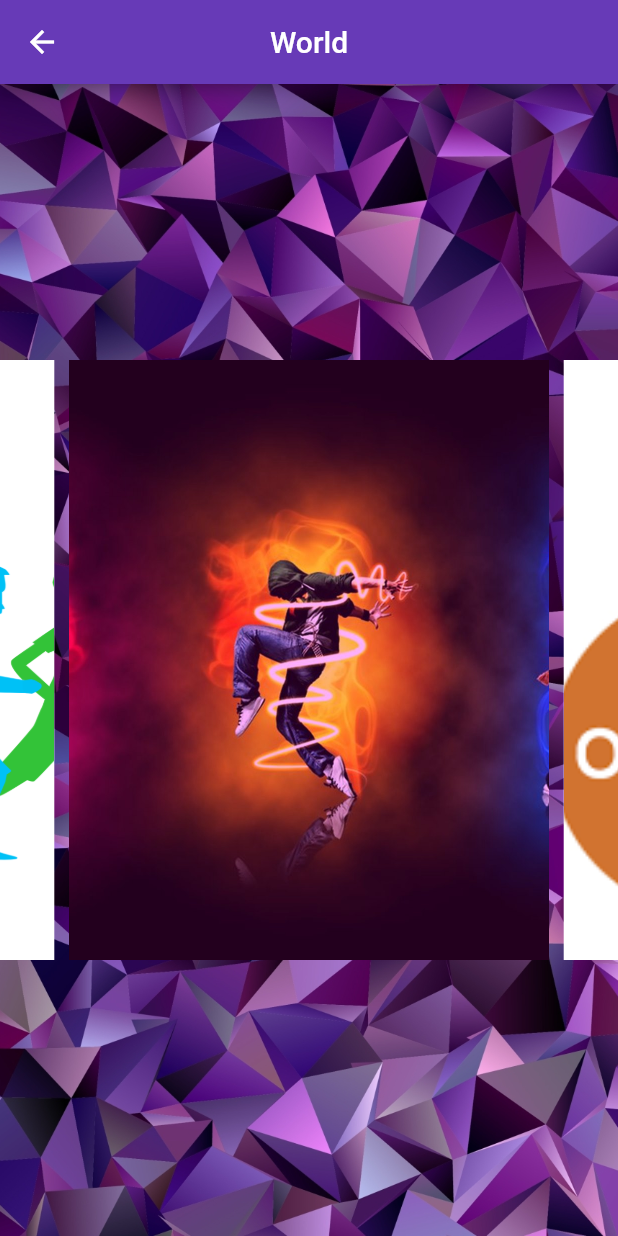
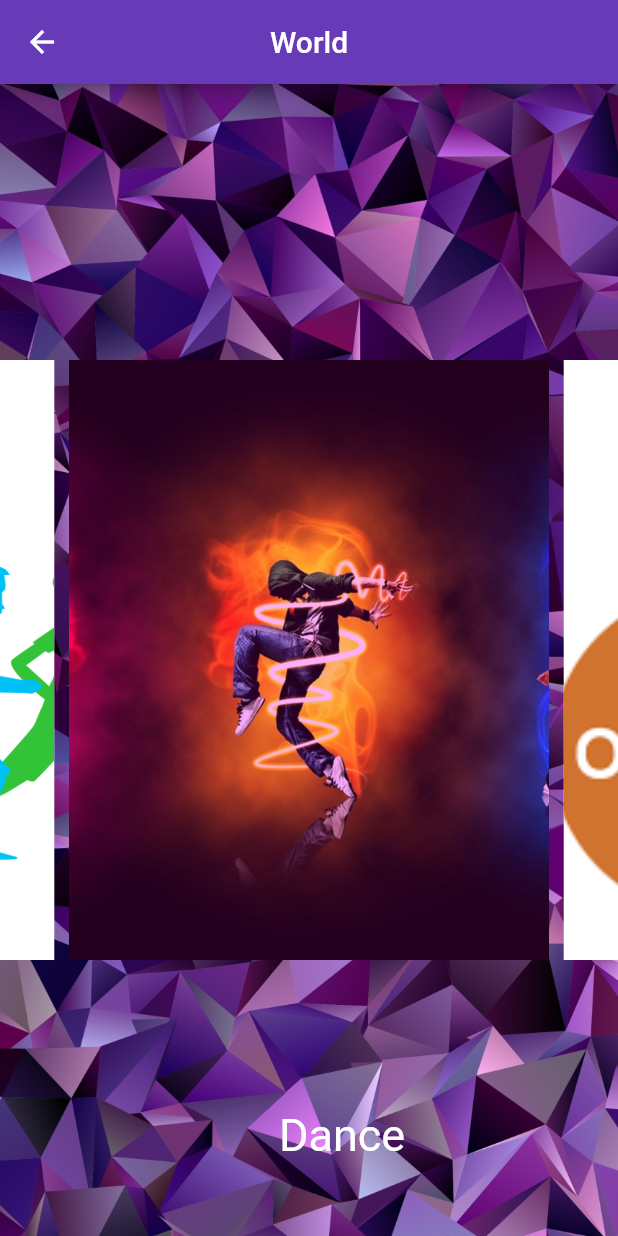
Before and after one commit to The-virgo-noid/talenthunt, a Flutter app: the World screen opened directly, on a phone screen of 412 x 824 dp. Run offline on Flutter 3.47's test engine with Material 2 defaults, Android fonts, the phone set to English and light mode, and no system bars; drawn by our look-alikes of carousel_slider; our stand-ins replace bottom_navy_bar, image_picker, page_transition, simple_animations.

Commit message:
title added to bottom

```diff
--- a/lib/Constants/CarouselItems.dart
+++ b/lib/Constants/CarouselItems.dart
@@ -5,6 +5,13 @@ List<dynamic> carouselImages = [
   "assets/catimages/others.png",
   "assets/catimages/singing.jpg",
   "assets/catimages/sports.png",
+];
+
+List<String> imagesTitle = [
+  "Dance",
+  "Others",
+  "Singing",
+  "Sports",
 ];
 
 Widget carouselContainer(context, i) {
--- a/lib/drawer_pages/world.dart
+++ b/lib/drawer_pages/world.dart
@@ -3,7 +3,25 @@ import 'package:carousel_slider/carousel_slider.dart';
 import 'package:talenthunt/Constants/CarouselItems.dart';
 import 'package:talenthunt/drawer_pages/CustomPage.dart';
 
-class World extends StatelessWidget {
+class World extends StatefulWidget {
+  @override
+  _WorldState createState() => _WorldState();
+}
+
+class _WorldState extends State<World> {
+  String title;
+  @override
+  void initState() {
+    title = "Dance";
+    super.initState();
+  }
+
+  void changePage(i) {
+    setState(() {
+      title = imagesTitle[i];
+    });
+  }
+
   @override
   Widget build(BuildContext context) {
     return Scaffold(
@@ -12,7 +30,9 @@ class World extends StatelessWidget {
         centerTitle: true,
         backgroundColor: Colors.deepPurple,
       ),
-      body: Container(
+      body: Stack(
+        children: <Widget>[
+          Container(
             height: MediaQuery.of(context).size.height,
             width: MediaQuery.of(context).size.width,
             decoration: BoxDecoration(
@@ -21,15 +41,29 @@ class World extends StatelessWidget {
                 fit: BoxFit.cover,
               ),
             ),
-        child: carousel(),
+            child: carousel(changePage),
+          ),
+          Positioned(
+            bottom: 50.0,
+            left: MediaQuery.of(context).size.width / 2 - 20,
+            child: Text(
+              title,
+              style: TextStyle(color: Colors.white, fontSize: 30.0),
+            ),
+          )
+        ],
       ),
     );
   }
 }
 
-Widget carousel() {
+Widget carousel(Function changePage) {
   return CarouselSlider(
+    onPageChanged: (i) {
+      changePage(i);
+    },
     height: 400.0,
+    autoPlay: true,
     items: carouselImages.map((i) {
       return Builder(
         builder: (BuildContext context) {
--- a/lib/main.dart
+++ b/lib/main.dart
@@ -28,7 +28,6 @@ class _WelcomepageState extends State<Welcomepage>
 
   @override
   void initState() {
-    // TODO: implement initState
     super.initState();
     _scaleController =
         AnimationController(vsync: this, duration: Duration(microseconds: 300));
```
Lines whose indentation alone changed are shown as unchanged.
